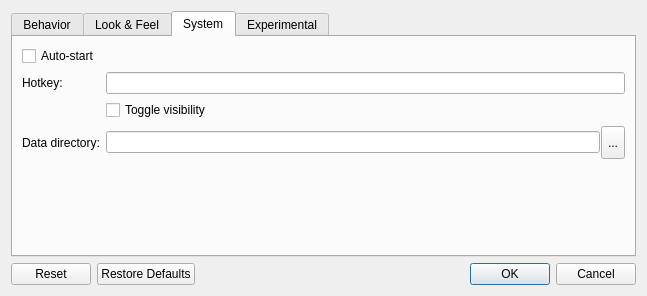
The window that src/ui/settingsdialog.ui (medo64/QText) describes before a commit, drawn with Qt 5.
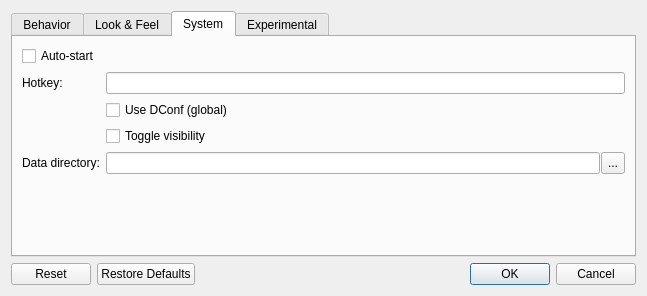
The same window after the commit. The open tabs and pages were chosen to show the change. Custom widgets are drawn as their Qt base class.

```diff
--- a/src/ui/settingsdialog.ui
+++ b/src/ui/settingsdialog.ui
@@ -27,7 +27,7 @@
    <item row="1" column="0">
     <widget class="QTabWidget" name="tabWidget">
      <property name="currentIndex">
-      <number>0</number>
+      <number>1</number>
      </property>
      <widget class="QWidget" name="tabBehavior">
       <attribute name="title">
@@ -228,14 +228,31 @@
            </property>
           </widget>
          </item>
+         <item row="0" column="1">
+          <widget class="HotkeyEdit" name="editHotkey"/>
+         </item>
          <item row="1" column="1">
+          <widget class="QCheckBox" name="checkboxHotkeyUseDConf">
+           <property name="text">
+            <string>Use DConf (global)</string>
+           </property>
+          </widget>
+         </item>
+         <item row="2" column="1">
           <widget class="QCheckBox" name="checkboxHotkeyTogglesVisibility">
            <property name="text">
             <string>Toggle visibility</string>
            </property>
           </widget>
          </item>
-         <item row="2" column="1">
+         <item row="3" column="0">
+          <widget class="QLabel" name="labelDataPath">
+           <property name="text">
+            <string>Data directory:</string>
+           </property>
+          </widget>
+         </item>
+         <item row="3" column="1">
           <layout class="QHBoxLayout" name="horizontalLayout_2">
            <property name="spacing">
             <number>1</number>
@@ -262,16 +279,6 @@
            </item>
           </layout>
          </item>
-         <item row="2" column="0">
-          <widget class="QLabel" name="labelDataPath">
-           <property name="text">
-            <string>Data directory:</string>
-           </property>
-          </widget>
-         </item>
-         <item row="0" column="1">
-          <widget class="HotkeyEdit" name="editHotkey"/>
-         </item>
         </layout>
        </item>
        <item>
```
